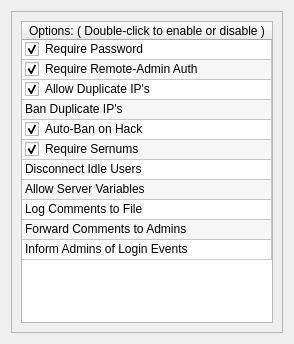
Before: the Qt Designer form ui/settings.ui in StarixWoS/ReMix, drawn with Qt 5.
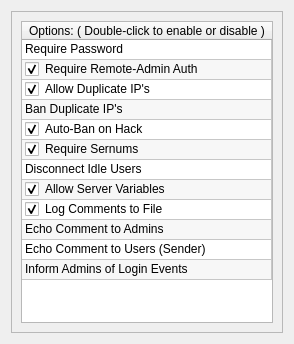
After: the same form once the commit is applied.

Commit message:
Change: Move all Helper functions related to Settings/Preferences into the Settings class as Static-Members. Change: Reduce dependencies on the Admin Class Objects. Change: Reduce dependencies on the BanDialog Class Objects.
Other changes.

```diff
--- a/ui/settings.ui
+++ b/ui/settings.ui
@@ -131,6 +131,11 @@
           <string>10</string>
          </property>
         </row>
+        <row>
+         <property name="text">
+          <string>11</string>
+         </property>
+        </row>
         <column>
          <property name="text">
           <string>Options: ( Double-click to enable or disable )</string>
@@ -141,7 +146,7 @@
           <string>Require Password</string>
          </property>
          <property name="checkState">
-          <enum>Checked</enum>
+          <enum>Unchecked</enum>
          </property>
         </item>
         <item row="1" column="0">
@@ -200,7 +205,7 @@
           <string>Allow Server Variables</string>
          </property>
          <property name="checkState">
-          <enum>Unchecked</enum>
+          <enum>Checked</enum>
          </property>
         </item>
         <item row="8" column="0">
@@ -208,18 +213,26 @@
           <string>Log Comments to File</string>
          </property>
          <property name="checkState">
-          <enum>Unchecked</enum>
+          <enum>Checked</enum>
          </property>
         </item>
         <item row="9" column="0">
          <property name="text">
-          <string>Forward Comments to Admins</string>
+          <string>Echo Comment to Admins</string>
          </property>
          <property name="checkState">
           <enum>Unchecked</enum>
          </property>
         </item>
         <item row="10" column="0">
+         <property name="text">
+          <string>Echo Comment to Users (Sender)</string>
+         </property>
+         <property name="checkState">
+          <enum>Unchecked</enum>
+         </property>
+        </item>
+        <item row="11" column="0">
          <property name="text">
           <string>Inform Admins of Login Events</string>
          </property>
```
The commit also changes 22 other files.
